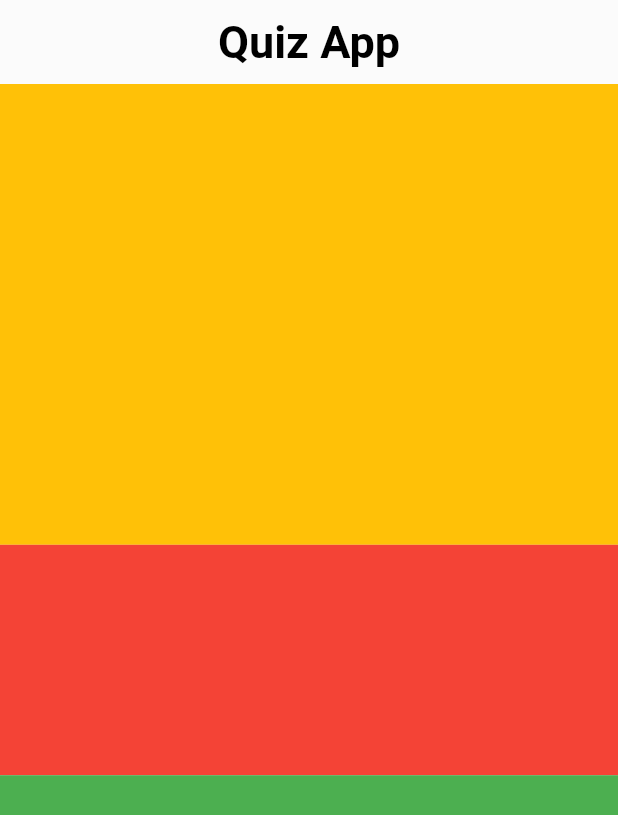
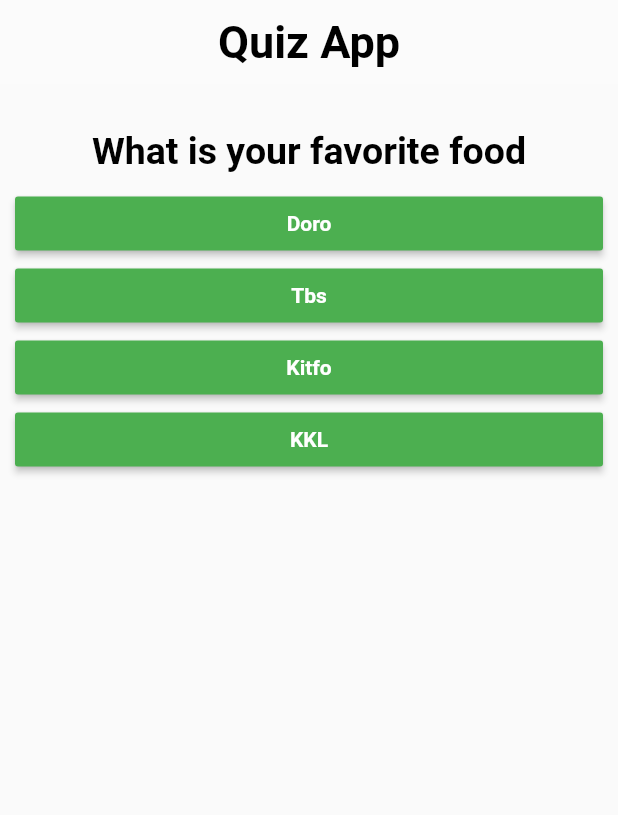
Before and after one commit to ramonyohannes/Quiz-App, a Flutter app: the screen it shows after launch, on a phone screen of 412 x 824 dp. Shown: the top 815 px of the screen. Run offline on Flutter 3.47's test engine with Material 2 defaults, Android fonts, the phone set to English and light mode, and no system bars.

Commit message:
Added Question Text with Answers

```diff
--- /dev/null
+++ b/lib/answer.dart
@@ -0,0 +1,38 @@
+// ignore_for_file: deprecated_member_use
+
+import 'package:flutter/material.dart';
+
+class Answer extends StatelessWidget {
+  //const Answer({Key? key}) : super(key: key);
+  final String answerText;
+  Answer(this.answerText);
+
+  @override
+  Widget build(BuildContext context) {
+    return Container(
+      decoration: const BoxDecoration(
+        borderRadius: BorderRadius.all(
+          Radius.circular(20),
+        ),
+      ),
+      margin: const EdgeInsets.only(
+        left: 10,
+        right: 10,
+      ),
+      width: double.infinity,
+      child: RaisedButton(
+        color: Colors.green,
+        onPressed: () {
+          print("clicked");
+        },
+        child: Text(
+          answerText,
+          style: TextStyle(
+            color: Colors.white,
+            fontWeight: FontWeight.bold,
+          ),
+        ),
+      ),
+    );
+  }
+}
--- a/lib/homepage.dart
+++ b/lib/homepage.dart
@@ -1,7 +1,41 @@
 import 'package:flutter/material.dart';
 
-class HomePage extends StatelessWidget {
+import './question.dart';
+import './answer.dart';
+
+class HomePage extends StatefulWidget {
+  @override
+  State<HomePage> createState() => _HomePageState();
+}
+
+class _HomePageState extends State<HomePage> {
   //const HomePage({Key? key}) : super(key: key);
+  var _questionList = [
+    {
+      "questionText": "What is your favorite food",
+      "answer": ["Doro", "Tbs", "Kitfo", "KKL"],
+    },
+    {
+      "questionText": "What is your favorite color",
+      "answer": ["black", "red", "green", "grey"],
+    },
+    {
+      "questionText": "What is your favorite drink",
+      "answer": ["soda", "beer", "draft", "redbull"],
+    },
+    {
+      "questionText": "What is your favorite pet",
+      "answer": ["dog", "cat", "parrot", "rabbit"],
+    },
+  ];
+
+  // [
+  //   "What is your favorite food",
+  //   "What is your favorite Drink",
+  //   "What is yout favortie Color",
+  // ];
+
+  int _questionIndex = 0;
 
   @override
   Widget build(BuildContext context) {
@@ -21,23 +55,20 @@ class HomePage extends StatelessWidget {
       ),
       body: Column(
         children: [
-          Expanded(
-            flex: 2,
-            child: Container(
-              color: Colors.amber,
-            ),
+          const SizedBox(
+            height: 20,
           ),
-          Expanded(
-            child: Container(
-              color: Colors.red,
-            ),
+          QuestionText(
+            _questionList[_questionIndex]["questionText"].toString(),
           ),
-          Expanded(
-            flex: 2,
-            child: Container(
-              color: Colors.green,
-            ),
-          ),
+
+          ...(_questionList[_questionIndex]["answer"] as List<String>)
+              .map((answer) {
+            return Answer(answer);
+          }).toList()
+          // Answer(),
+          // Answer(),
+          // Answer(),
         ],
       ),
     );
--- /dev/null
+++ b/lib/question.dart
@@ -0,0 +1,22 @@
+import 'package:flutter/material.dart';
+
+class QuestionText extends StatelessWidget {
+  //const Questions({Key? key}) : super(key: key);
+  final String text;
+  QuestionText(this.text);
+
+  @override
+  Widget build(BuildContext context) {
+    return Container(
+      margin: const EdgeInsets.all(10),
+      child: Text(
+        text,
+        style: const TextStyle(
+          fontWeight: FontWeight.bold,
+          fontSize: 25,
+          color: Colors.black,
+        ),
+      ),
+    );
+  }
+}
```
